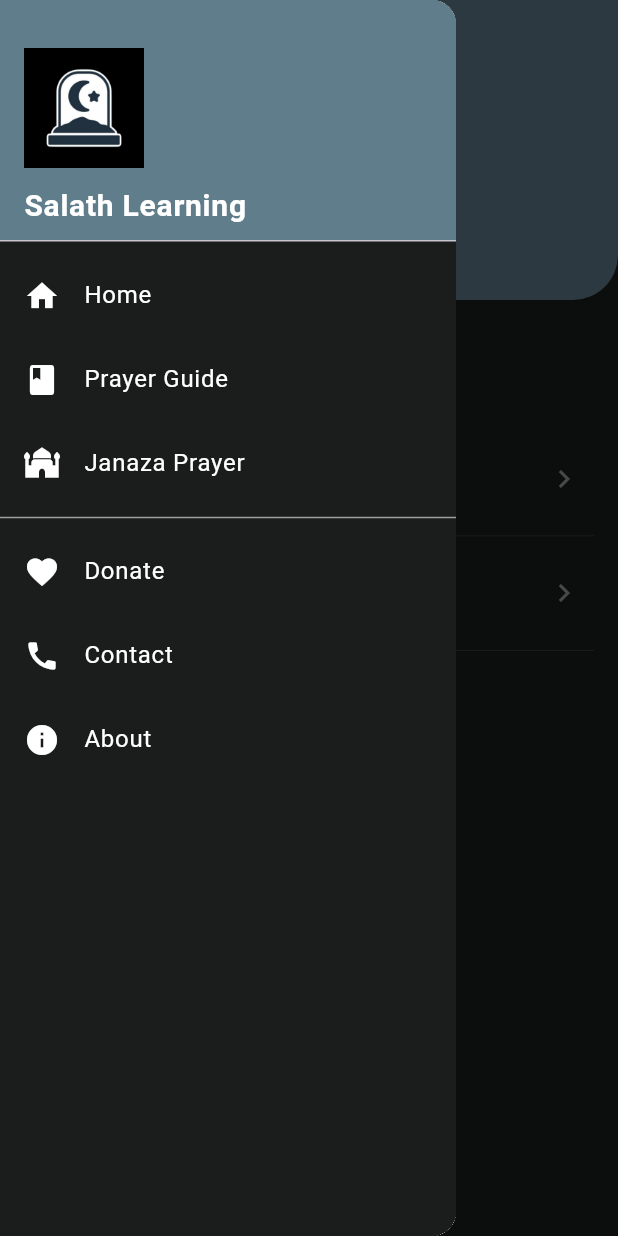
After one commit to Jalaludheen25/Salat_jnz, a Flutter app: the screen it shows after launch, with the side drawer open, on a phone screen of 412 x 824 dp. The commit adds this screen. Run offline on Flutter 3.47's test engine with Material 3 defaults, Android fonts, the phone set to English and light mode, and no system bars; our stand-ins replace dots_indicator, google_fonts, just_audio; Roboto replaces fonts that are missing (Poppins).

Commit message:
📦 Separate drawer into a standalone class from HomeScreen

```diff
--- a/lib/main.dart
+++ b/lib/main.dart
@@ -1,5 +1,4 @@
 import 'package:flutter/material.dart';
-import 'package:salat_al_janaza/screen/home%20screen.dart';
 import 'package:salat_al_janaza/screen/splash%20screen.dart';
 
 void main() {
--- /dev/null
+++ b/lib/widget/appdrawer.dart
@@ -0,0 +1,98 @@
+import 'package:flutter/material.dart';
+import 'package:salat_al_janaza/constants/colorclass.dart';
+import 'package:salat_al_janaza/screen/drawer/aboutpage.dart';
+import 'package:salat_al_janaza/screen/drawer/donatepage.dart';
+import 'package:salat_al_janaza/screen/MayyithScreen.dart';
+import 'package:salat_al_janaza/screen/drawer/conactpage.dart';
+import 'package:salat_al_janaza/screen/salatalJanazascreen.dart';
+
+class AppDrawer extends StatelessWidget {
+  const AppDrawer({Key? key}) : super(key: key);
+
+  @override
+  Widget build(BuildContext context) {
+    return Drawer(
+      child: Container(
+        color: ColorClass.darkGrey1,
+        child: ListView(
+          padding: EdgeInsets.zero,
+          children: [
+            DrawerHeader(
+              decoration: BoxDecoration(
+                color: Colors.blueGrey,
+              ),
+              child: Column(
+                crossAxisAlignment: CrossAxisAlignment.start,
+                mainAxisAlignment: MainAxisAlignment.end,
+                children: [
+                  Image.asset(
+                    'assets/icons/app logo.png',
+                    height: 80,
+                  ),
+                  SizedBox(height: 10),
+                  Text(
+                    'Salath Learning',
+                    style: TextStyle(
+                      color: Colors.white,
+                      fontSize: 20,
+                      fontWeight: FontWeight.bold,
+                    ),
+                  ),
+                ],
+              ),
+            ),
+            _buildDrawerItem(
+              icon: Icons.home,
+              title: 'Home',
+              onTap: () => Navigator.pop(context),
+            ),
+            _buildDrawerItem(
+              icon: Icons.book,
+              title: 'Prayer Guide',
+              onTap: () {
+                Navigator.pop(context);
+                Navigator.push(context, MaterialPageRoute(builder: (context) => const MayyithScreen()));
+              },
+            ),
+            _buildDrawerItem(
+              icon: Icons.mosque,
+              title: 'Janaza Prayer',
+              onTap: () {
+                Navigator.pop(context);
+                Navigator.push(context, MaterialPageRoute(builder: (context) => const SalatAlJanazaScreen()));
+              },
+            ),
+            const Divider(color: Colors.grey),
+            _buildDrawerItem(
+              icon: Icons.favorite,
+              title: 'Donate',
+              onTap: () => Navigator.push(context, MaterialPageRoute(builder: (context) => const DonationDetails())),
+            ),
+            _buildDrawerItem(
+              icon: Icons.call,
+              title: 'Contact',
+              onTap: () => Navigator.push(context, MaterialPageRoute(builder: (context) => const ContactPage())),
+            ),
+            _buildDrawerItem(
+              icon: Icons.info,
+              title: 'About',
+              onTap: () => Navigator.push(context, MaterialPageRoute(builder: (context) => const AboutPage())),
+            ),
+          ],
+        ),
+      ),
+    );
+  }
+
+  Widget _buildDrawerItem({
+    required IconData icon,
+    required String title,
+    required VoidCallback onTap,
+  }) {
+    return ListTile(
+      leading: Icon(icon, color: Colors.white),
+      title: Text(title, style: const TextStyle(color: Colors.white, fontSize: 16)),
+      onTap: onTap,
+    );
+  }
+}
```
Also changed, not shown: lib/screen/home screen.dart (+11 -158 lines), lib/screen/splash screen.dart (+2 -6 lines), pubspec.lock, 125 other files.
